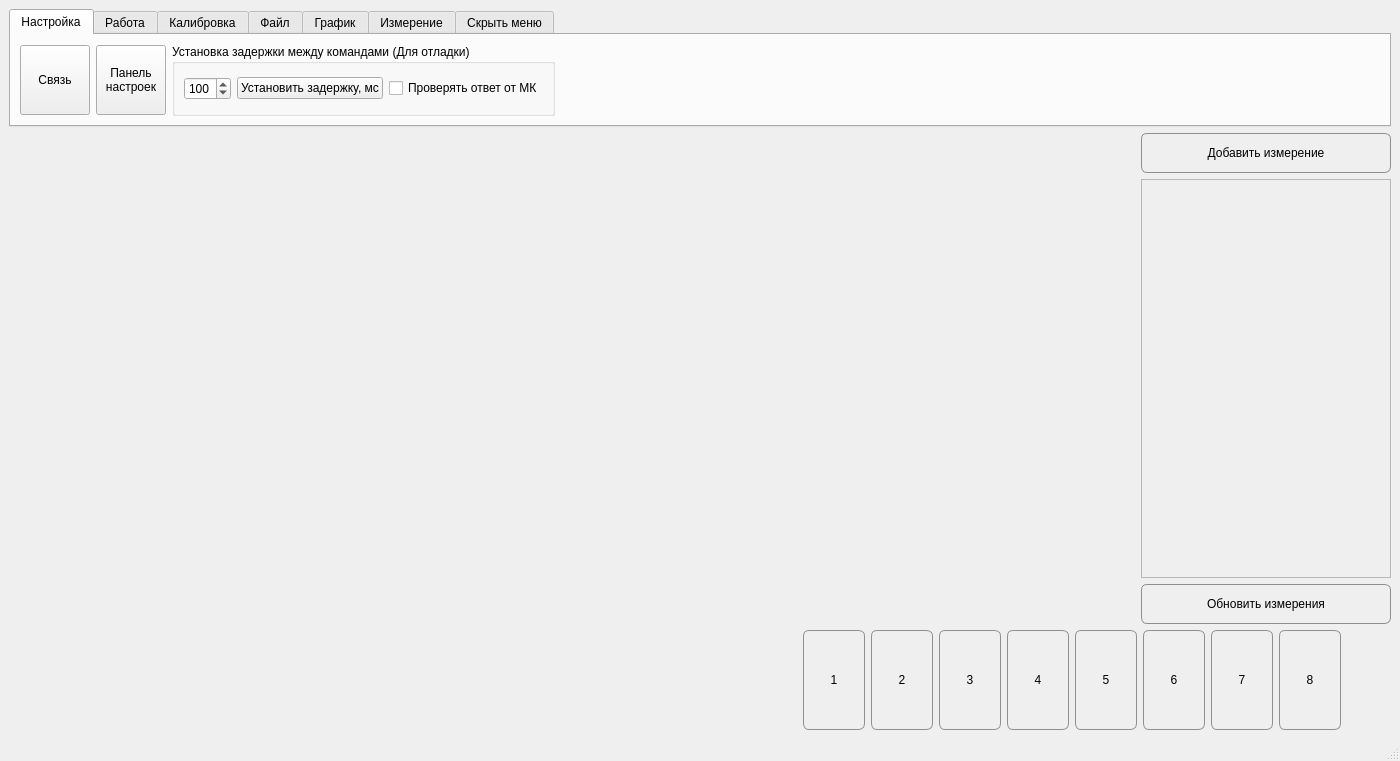
Ore111ek/Signal-registration-complex, file Qt/mainwindow.ui: the form before one commit.
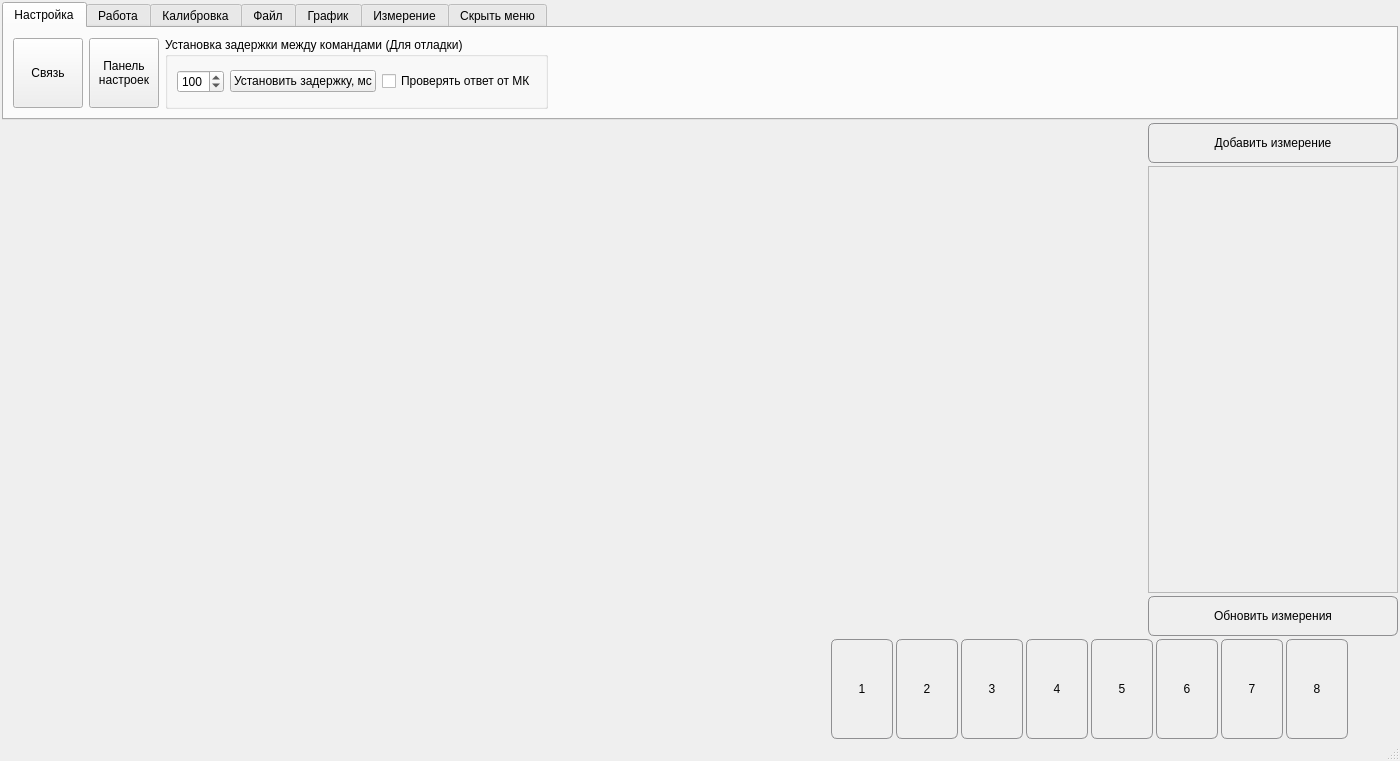
The form after the commit. The open tabs and pages were chosen to show the change. Custom widgets are drawn as their Qt base class.

The edit to the form file:
```diff
--- a/Qt/mainwindow.ui
+++ b/Qt/mainwindow.ui
@@ -15,6 +15,21 @@
   </property>
   <widget class="QWidget" name="centralwidget">
    <layout class="QVBoxLayout" name="verticalLayout_6">
+    <property name="spacing">
+     <number>3</number>
+    </property>
+    <property name="leftMargin">
+     <number>2</number>
+    </property>
+    <property name="topMargin">
+     <number>2</number>
+    </property>
+    <property name="rightMargin">
+     <number>2</number>
+    </property>
+    <property name="bottomMargin">
+     <number>0</number>
+    </property>
     <item>
      <widget class="QTabWidget" name="tabWidget">
       <property name="sizePolicy">
@@ -1465,7 +1480,7 @@
              <x>0</x>
              <y>0</y>
              <width>248</width>
-             <height>344</height>
+             <height>372</height>
             </rect>
            </property>
            <layout class="QVBoxLayout" name="verticalLayout_5">
```
Left out of the diff: 4 changed lines with no effect on the pictures.
